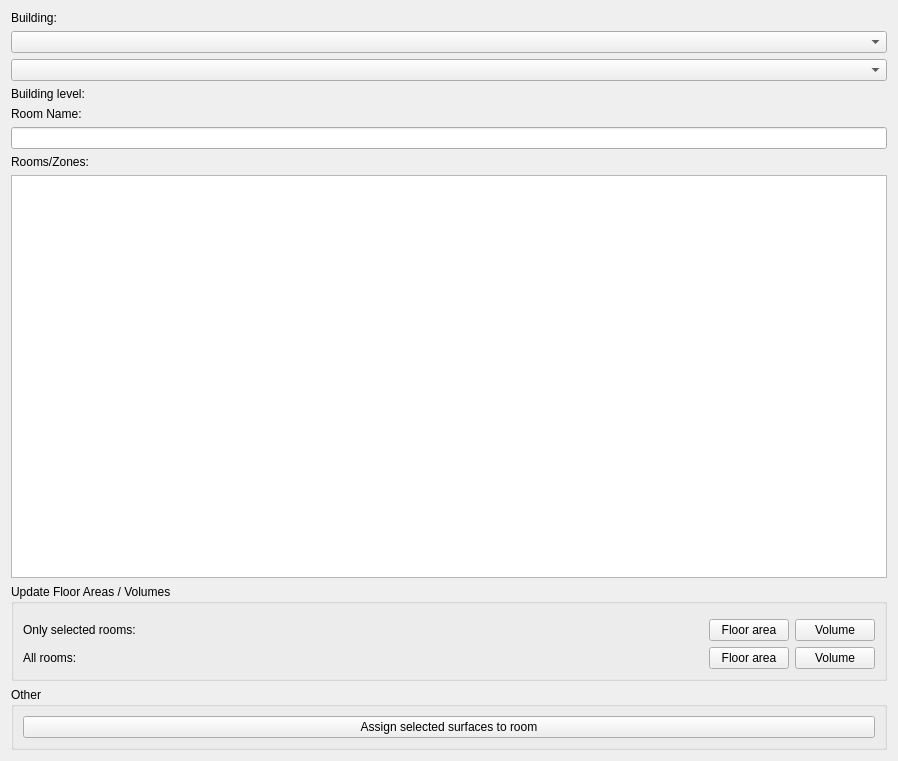
First picture: the form in SIM-VICUS/src/SVPropBuildingZoneProperty.ui, repository ghorwin/SIM-VICUS, before the edit.
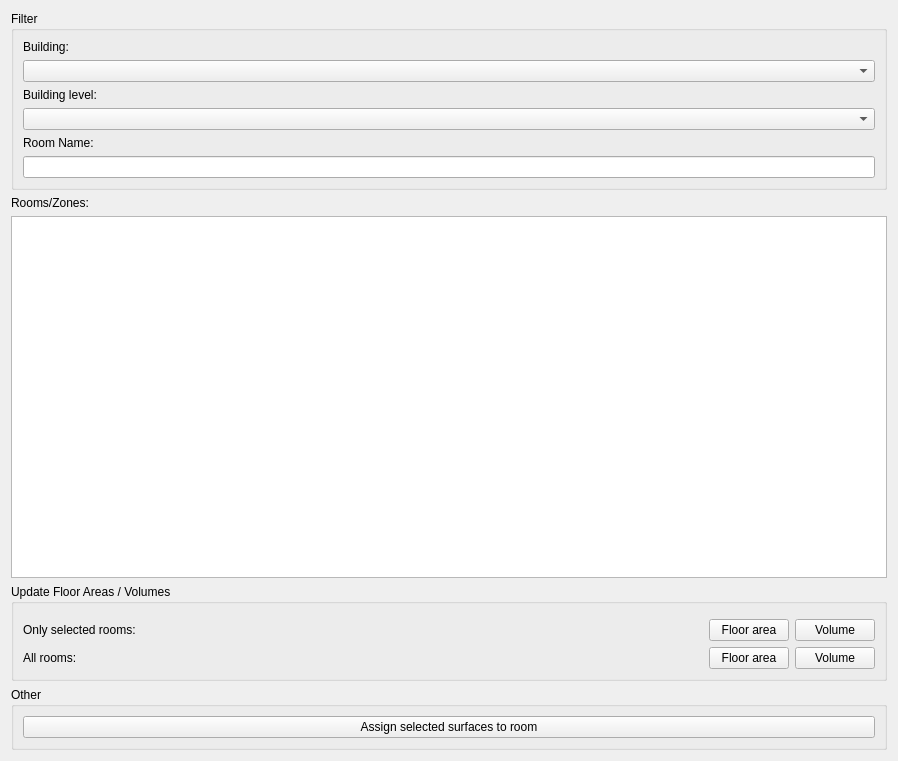
Second picture: the form after the edit.

Commit message: Removewd group box

Patch:
```diff
--- a/SIM-VICUS/src/SVPropBuildingZoneProperty.ui
+++ b/SIM-VICUS/src/SVPropBuildingZoneProperty.ui
@@ -15,6 +15,12 @@
   </property>
   <layout class="QGridLayout" name="gridLayout_2">
    <item row="0" column="0">
+    <layout class="QVBoxLayout" name="mainVerticalLayout">
+     <item>
+      <widget class="QGroupBox" name="groupBox_2">
+       <property name="title">
+        <string>Filter</string>
+       </property>
     <layout class="QVBoxLayout" name="verticalLayout">
      <item>
       <widget class="QLabel" name="label_6">
@@ -26,9 +32,6 @@
      <item>
       <widget class="QComboBox" name="comboBoxBuildingFilter"/>
      </item>
-     <item>
-      <widget class="QComboBox" name="comboBoxBuildingLevelFilter"/>
-     </item>
      <item>
       <widget class="QLabel" name="label_7">
        <property name="text">
@@ -36,6 +39,9 @@
        </property>
       </widget>
      </item>
+        <item>
+         <widget class="QComboBox" name="comboBoxBuildingLevelFilter"/>
+        </item>
      <item>
       <widget class="QLabel" name="label_3">
        <property name="text">
@@ -45,6 +51,9 @@
      </item>
      <item>
       <widget class="QLineEdit" name="lineEditNameFilter"/>
+        </item>
+       </layout>
+      </widget>
      </item>
      <item>
       <widget class="QLabel" name="label_8">
```
Lines whose indentation alone changed are shown as unchanged.
